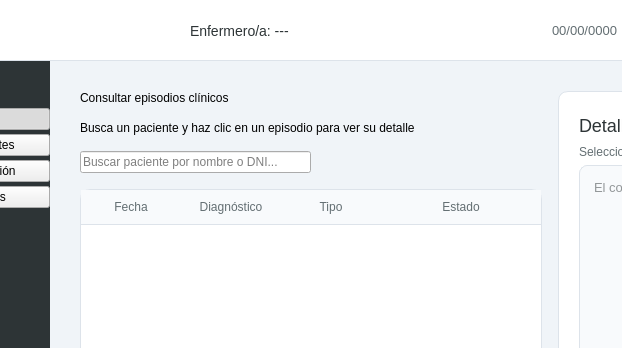
Before: the Qt Designer form src/vista/Ui/VistaEnfermero.ui in hgarcg04/software-engineering, drawn with Qt 5; both pictures show x 150 to 772 and y 0 to 348 of the 1200 by 800 pixel window.
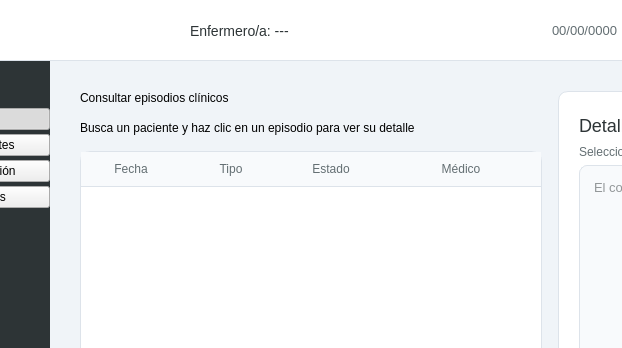
After: the same form once the commit is applied. The open tabs and pages were chosen to show the change.

Commit message: Añadido consulta de episodios en enfermeros

Patch:
```diff
--- a/src/vista/Ui/VistaEnfermero.ui
+++ b/src/vista/Ui/VistaEnfermero.ui
@@ -1378,13 +1378,6 @@
             </item>
             <item>
              <layout class="QHBoxLayout">
-              <item>
-               <widget class="QLineEdit" name="search_bar_episodios">
-                <property name="placeholderText">
-                 <string>Buscar paciente por nombre o DNI...</string>
-                </property>
-               </widget>
-              </item>
               <item>
                <spacer>
                 <property name="orientation">
@@ -1419,11 +1412,6 @@
                 <string>Fecha</string>
                </property>
               </column>
-              <column>
-               <property name="text">
-                <string>Diagnóstico</string>
-               </property>
-              </column>
               <column>
                <property name="text">
                 <string>Tipo</string>
@@ -1434,6 +1422,11 @@
                 <string>Estado</string>
                </property>
               </column>
+              <column>
+               <property name="text">
+                <string>Médico</string>
+               </property>
+              </column>
              </widget>
             </item>
            </layout>
```
Left out of the diff: 4 changed lines with no effect on the pictures. The commit also changes 33 other files.
